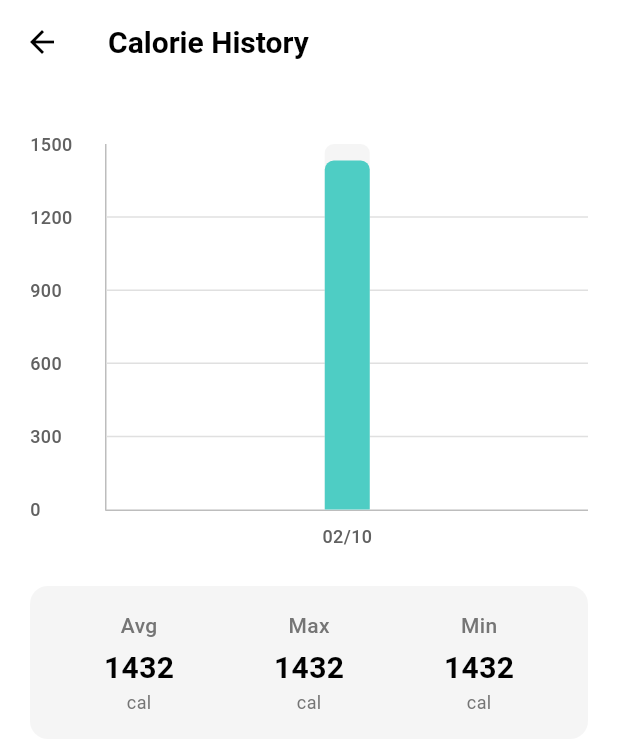
After one commit to biifix/FirstAttemptProject, a Flutter app: the screen it shows after launch, after a tap on an icon or button, on a phone screen of 412 x 824 dp. The commit adds this screen. Shown: the top 748 px of the screen. Run offline on Flutter 3.47's test engine with Material 3 defaults, Android fonts, the phone set to English and light mode, and no system bars; drawn by our look-alikes of fl_chart.

Commit message:
calorie history added

```diff
--- a/flutter_application_1/lib/main.dart
+++ b/flutter_application_1/lib/main.dart
@@ -163,6 +163,9 @@ class NutritionTrackerApp extends StatelessWidget {
   Widget build(BuildContext context) {
     return MultiProvider(
       providers: [
+        // Provide repositories
+        Provider<IMealRepository>.value(value: mealRepository),
+        Provider<IWeightRepository>.value(value: weightRepository),
         // Provide state objects that depend on repositories
         ChangeNotifierProvider(
           create: (_) => NutritionState(
--- /dev/null
+++ b/flutter_application_1/lib/presentation/screens/calorie_history_screen.dart
@@ -0,0 +1,268 @@
+import 'package:flutter/material.dart';
+import 'package:fl_chart/fl_chart.dart';
+import 'package:provider/provider.dart';
+import '../../domain/repositories/i_meal_repository.dart';
+
+/// Screen displaying calorie history as a bar chart
+class CalorieHistoryScreen extends StatelessWidget {
+  const CalorieHistoryScreen({super.key});
+
+  @override
+  Widget build(BuildContext context) {
+    final mealRepository = context.read<IMealRepository>();
+
+    // Get all dates with meals and calculate calories for each
+    final allDates = mealRepository.getAllMealDates();
+    final calorieData = allDates.map((date) {
+      final meals = mealRepository.getMealsForDate(date);
+      final totalCalories = meals.fold(0, (sum, meal) => sum + meal.calories);
+      return MapEntry(date, totalCalories);
+    }).toList();
+
+    // Sort by date and take last 7 days
+    calorieData.sort((a, b) => a.key.compareTo(b.key));
+    final recentData = calorieData.length > 7
+        ? calorieData.sublist(calorieData.length - 7)
+        : calorieData;
+
+    return Scaffold(
+      appBar: AppBar(
+        backgroundColor: Colors.white,
+        elevation: 0,
+        leading: IconButton(
+          icon: const Icon(Icons.arrow_back, color: Colors.black),
+          onPressed: () => Navigator.pop(context),
+        ),
+        title: const Text(
+          'Calorie History',
+          style: TextStyle(
+            color: Colors.black,
+            fontSize: 20,
+            fontWeight: FontWeight.w600,
+          ),
+        ),
+      ),
+      backgroundColor: Colors.white,
+      body: recentData.isEmpty
+          ? Center(
+              child: Text(
+                'No calorie data available',
+                style: TextStyle(
+                  fontSize: 16,
+                  color: Colors.grey[600],
+                ),
+              ),
+            )
+          : Padding(
+              padding: const EdgeInsets.all(20),
+              child: Column(
+                crossAxisAlignment: CrossAxisAlignment.stretch,
+                children: [
+                  const SizedBox(height: 20),
+                  SizedBox(
+                    height: MediaQuery.of(context).size.height / 3,
+                    child: BarChart(
+                      BarChartData(
+                        alignment: BarChartAlignment.spaceAround,
+                        maxY: _getMaxY(recentData),
+                        barTouchData: BarTouchData(
+                          enabled: true,
+                          touchTooltipData: BarTouchTooltipData(
+                            getTooltipColor: (group) => Colors.black87,
+                            tooltipPadding: const EdgeInsets.all(8),
+                            tooltipMargin: 8,
+                            getTooltipItem: (group, groupIndex, rod, rodIndex) {
+                              return BarTooltipItem(
+                                '${rod.toY.toInt()} cal',
+                                const TextStyle(
+                                  color: Colors.white,
+                                  fontWeight: FontWeight.bold,
+                                ),
+                              );
+                            },
+                          ),
+                        ),
+                        titlesData: FlTitlesData(
+                          show: true,
+                          bottomTitles: AxisTitles(
+                            sideTitles: SideTitles(
+                              showTitles: true,
+                              reservedSize: 30,
+                              getTitlesWidget: (value, meta) {
+                                final index = value.toInt();
+                                if (index >= 0 && index < recentData.length) {
+                                  final date = recentData[index].key;
+                                  return Padding(
+                                    padding: const EdgeInsets.only(top: 8),
+                                    child: Text(
+                                      '${date.day.toString().padLeft(2, '0')}/${date.month.toString().padLeft(2, '0')}',
+                                      style: TextStyle(
+                                        color: Colors.grey[700],
+                                        fontSize: 12,
+                                        fontWeight: FontWeight.w500,
+                                      ),
+                                    ),
+                                  );
+                                }
+                                return const Text('');
+                              },
+                            ),
+                          ),
+                          leftTitles: AxisTitles(
+                            sideTitles: SideTitles(
+                              showTitles: true,
+                              reservedSize: 50,
+                              interval: _getInterval(recentData),
+                              getTitlesWidget: (value, meta) {
+                                return Text(
+                                  value.toInt().toString(),
+                                  style: TextStyle(
+                                    color: Colors.grey[700],
+                                    fontSize: 12,
+                                    fontWeight: FontWeight.w500,
+                                  ),
+                                );
+                              },
+                            ),
+                          ),
+                          topTitles: const AxisTitles(
+                            sideTitles: SideTitles(showTitles: false),
+                          ),
+                          rightTitles: const AxisTitles(
+                            sideTitles: SideTitles(showTitles: false),
+                          ),
+                        ),
+                        gridData: FlGridData(
+                          show: true,
+                          drawVerticalLine: false,
+                          horizontalInterval: _getInterval(recentData),
+                          getDrawingHorizontalLine: (value) {
+                            return FlLine(
+                              color: Colors.grey[300],
+                              strokeWidth: 1,
+                            );
+                          },
+                        ),
+                        borderData: FlBorderData(
+                          show: true,
+                          border: Border(
+                            bottom: BorderSide(color: Colors.grey[400]!, width: 1),
+                            left: BorderSide(color: Colors.grey[400]!, width: 1),
+                          ),
+                        ),
+                        barGroups: recentData.asMap().entries.map((entry) {
+                          final index = entry.key;
+                          final calories = entry.value.value;
+                          return BarChartGroupData(
+                            x: index,
+                            barRods: [
+                              BarChartRodData(
+                                toY: calories.toDouble(),
+                                color: const Color(0xFF4ECDC4),
+                                width: 30,
+                                borderRadius: const BorderRadius.only(
+                                  topLeft: Radius.circular(6),
+                                  topRight: Radius.circular(6),
+                                ),
+                                backDrawRodData: BackgroundBarChartRodData(
+                                  show: true,
+                                  toY: _getMaxY(recentData),
+                                  color: const Color(0xFFF5F5F5),
+                                ),
+                                rodStackItems: [],
+                              ),
+                            ],
+                            showingTooltipIndicators: [],
+                          );
+                        }).toList(),
+                      ),
+                    ),
+                  ),
+                  const SizedBox(height: 20),
+                  _buildStats(recentData),
+                  const Spacer(),
+                ],
+              ),
+            ),
+    );
+  }
+
+  double _getMaxY(List<MapEntry<DateTime, int>> data) {
+    if (data.isEmpty) return 3000;
+    final maxCalories = data.map((e) => e.value).reduce((a, b) => a > b ? a : b);
+    // Round up to nearest 500
+    return ((maxCalories / 500).ceil() * 500).toDouble();
+  }
+
+  double _getInterval(List<MapEntry<DateTime, int>> data) {
+    final maxY = _getMaxY(data);
+    return maxY / 5; // Show 5 intervals
+  }
+
+  Widget _buildStats(List<MapEntry<DateTime, int>> data) {
+    if (data.isEmpty) return const SizedBox.shrink();
+
+    final totalCalories = data.fold(0, (sum, entry) => sum + entry.value);
+    final avgCalories = (totalCalories / data.length).round();
+    final maxCalories = data.map((e) => e.value).reduce((a, b) => a > b ? a : b);
+    final minCalories = data.map((e) => e.value).reduce((a, b) => a < b ? a : b);
+
+    return Container(
+      padding: const EdgeInsets.all(16),
+      decoration: BoxDecoration(
+        color: const Color(0xFFF5F5F5),
+        borderRadius: BorderRadius.circular(12),
+      ),
+      child: Row(
+        mainAxisAlignment: MainAxisAlignment.spaceAround,
+        children: [
+          _StatItem(label: 'Avg', value: '$avgCalories'),
+          _StatItem(label: 'Max', value: '$maxCalories'),
+          _StatItem(label: 'Min', value: '$minCalories'),
+        ],
+      ),
+    );
+  }
+}
+
+class _StatItem extends StatelessWidget {
+  final String label;
+  final String value;
+
+  const _StatItem({
+    required this.label,
+    required this.value,
+  });
+
+  @override
+  Widget build(BuildContext context) {
+    return Column(
+      children: [
+        Text(
+          label,
+          style: TextStyle(
+            fontSize: 14,
+            color: Colors.grey[600],
+            fontWeight: FontWeight.w500,
+          ),
+        ),
+        const SizedBox(height: 4),
+        Text(
+          value,
+          style: const TextStyle(
+            fontSize: 20,
+            fontWeight: FontWeight.bold,
+            color: Colors.black,
+          ),
+        ),
+        Text(
+          'cal',
+          style: TextStyle(
+            fontSize: 12,
+            color: Colors.grey[600],
+          ),
+        ),
+      ],
+    );
+  }
+}
--- a/flutter_application_1/lib/presentation/screens/home_screen.dart
+++ b/flutter_application_1/lib/presentation/screens/home_screen.dart
@@ -5,6 +5,7 @@ import '../../application/services/date_formatter.dart';
 import '../../domain/models/food_entry.dart';
 import '../widgets/charts/macro_donut_chart.dart';
 import '../widgets/cards/food_entry_card.dart';
+import 'calorie_history_screen.dart';
 
 /// Home screen displaying nutrition tracking (Interface Segregation - only depends on what it needs)
 class HomeScreen extends StatelessWidget {
@@ -22,7 +23,7 @@ class HomeScreen extends StatelessWidget {
         return CustomScrollView(
           slivers: [
             _buildAppBar(context, state),
-            _buildChart(state),
+            _buildChart(context, state),
             _buildMealsHeader(context, state),
             _buildMealsList(context, state),
             const SliverToBoxAdapter(child: SizedBox(height: 100)),
@@ -65,10 +66,17 @@ class HomeScreen extends StatelessWidget {
     );
   }
 
-  Widget _buildChart(NutritionState state) {
+  Widget _buildChart(BuildContext context, NutritionState state) {
     return SliverToBoxAdapter(
       child: GestureDetector(
-        onTap: () {}, // Edit target calories
+        onTap: () {
+          Navigator.push(
+            context,
+            MaterialPageRoute(
+              builder: (context) => const CalorieHistoryScreen(),
+            ),
+          );
+        },
         child: MacroDonutChart(
           protein: state.totalProtein,
           carbs: state.totalCarbs,
--- a/flutter_application_1/lib/presentation/widgets/charts/weight_chart.dart
+++ b/flutter_application_1/lib/presentation/widgets/charts/weight_chart.dart
@@ -171,7 +171,7 @@ class WeightChartPainter extends CustomPainter {
       final y = topMargin + chartHeight - (chartHeight * (i / 4));
 
       final textSpan = TextSpan(
-        text: '${weight.toStringAsFixed(1)}',
+        text: weight.toStringAsFixed(1),
         style: textStyle,
       );
       final textPainter = TextPainter(
--- a/flutter_application_1/pubspec.yaml
+++ b/flutter_application_1/pubspec.yaml
@@ -33,6 +33,9 @@ dependencies:
 
   # State management and dependency injection
   provider: ^6.1.2
+
+  # Charts
+  fl_chart: ^0.69.2
 
   # The following adds the Cupertino Icons font to your application.
   # Use with the CupertinoIcons class for iOS style icons.
```
Also changed, not shown: flutter_application_1/pubspec.lock.
